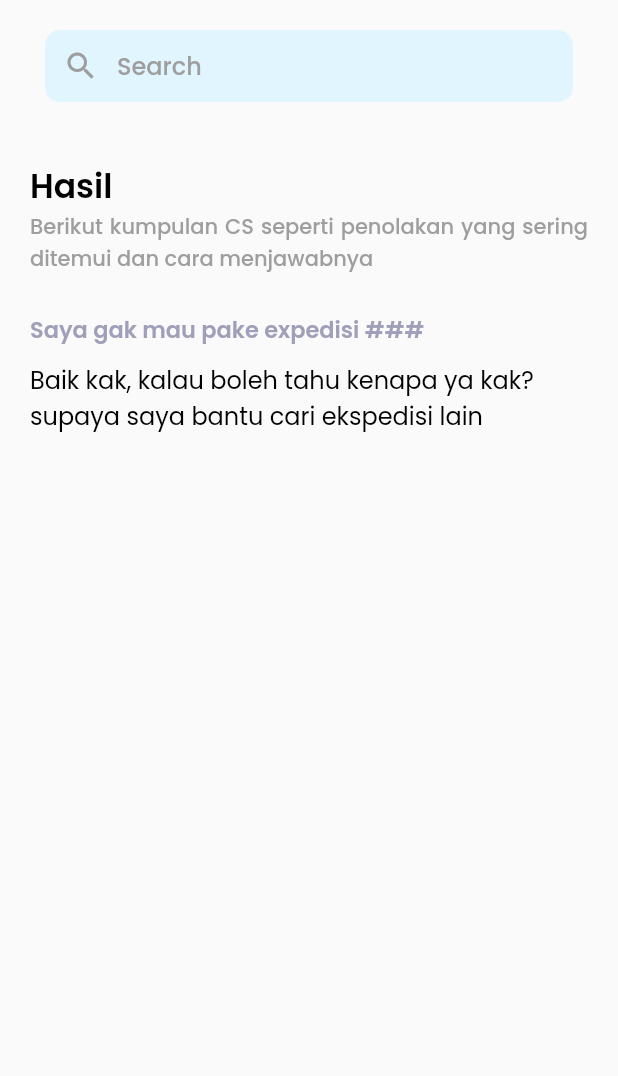
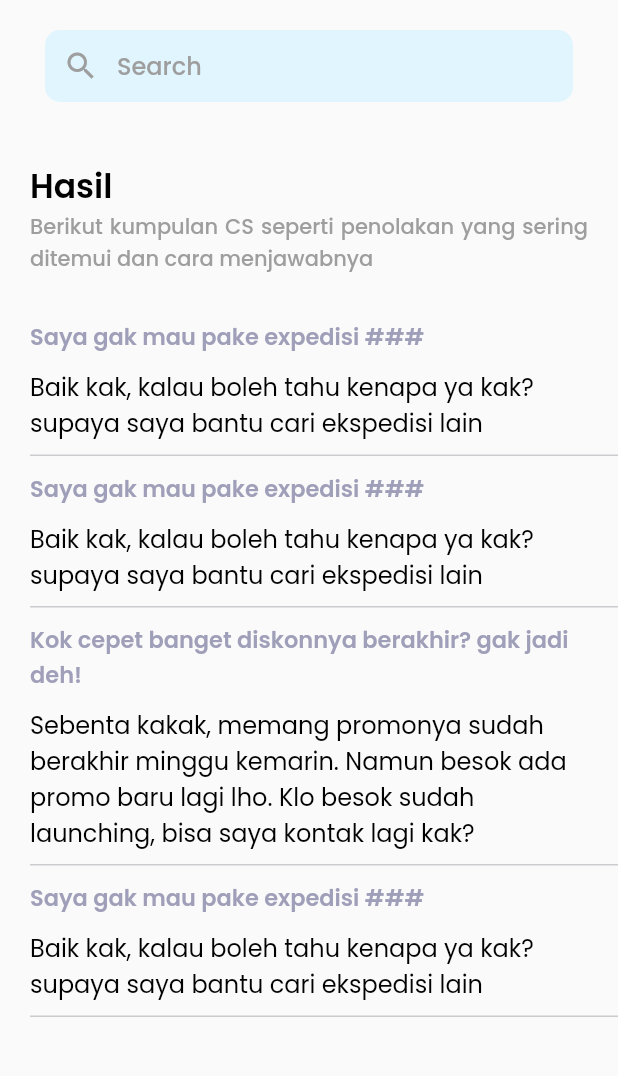
Before and after one commit to finpangestu/kamus_cs, a Flutter app: the screen it shows after launch, on a phone screen of 412 x 824 dp, the part 84-1160 px from its top. Run offline on Flutter 3.47's test engine with Material 2 defaults, Android fonts, the phone set to English and light mode, and no system bars; drawn by our look-alikes of flutter_slidable; statements that could not run were skipped.

Commit message:
add slideable package and being used

```diff
--- a/lib/views/list_kamus_cs.dart
+++ b/lib/views/list_kamus_cs.dart
@@ -1,4 +1,4 @@
-// ignore_for_file: unnecessary_null_comparison, non_constant_identifier_names, prefer_typing_uninitialized_variables, prefer_const_constructors
+// ignore_for_file: prefer_const_constructors
 
 import 'package:flutter/material.dart';
 import 'package:kamus_cs/views/widgets/list_kamus_card.dart';
@@ -18,18 +18,18 @@ class _ListKamusCSState extends State<ListKamusCS> {
         elevation: 0,
         centerTitle: true,
         flexibleSpace: Container(
-          decoration: const BoxDecoration(
+          decoration: BoxDecoration(
             color: Colors.white,
           ),
         ),
         leading: IconButton(
           iconSize: 25,
-          padding: const EdgeInsets.only(left: 20),
-          icon: const Icon(Icons.arrow_back_ios),
-          color: const Color.fromARGB(254, 0, 174, 255),
+          padding: EdgeInsets.only(left: 20),
+          icon: Icon(Icons.arrow_back_ios),
+          color: Color.fromARGB(254, 0, 174, 255),
           onPressed: () {},
         ),
-        title: const Text(
+        title: Text(
           'List Kamus CS',
           style: TextStyle(
             fontFamily: 'Poppins',
@@ -42,18 +42,18 @@ class _ListKamusCSState extends State<ListKamusCS> {
       body: ListView(
         children: [
           Container(
-            margin: const EdgeInsets.fromLTRB(30, 20, 30, 20),
+            margin: EdgeInsets.fromLTRB(30, 20, 30, 20),
             child: TextField(
               decoration: InputDecoration(
-                contentPadding: const EdgeInsets.all(0),
+                contentPadding: EdgeInsets.all(0),
                 fillColor: Colors.lightBlue[50],
                 filled: true,
-                prefixIcon: const Icon(
+                prefixIcon: Icon(
                   Icons.search,
                   color: Colors.grey,
                 ),
                 hintText: 'Search',
-                hintStyle: const TextStyle(
+                hintStyle: TextStyle(
                   fontFamily: 'Poppins',
                   fontSize: 16,
                   color: Colors.grey,
@@ -97,6 +97,21 @@ class _ListKamusCSState extends State<ListKamusCS> {
             description:
                 'Baik kak, kalau boleh tahu kenapa ya kak? supaya saya bantu cari ekspedisi lain',
           ),
+          ListCard(
+            title: 'Saya gak mau pake expedisi ###',
+            description:
+                'Baik kak, kalau boleh tahu kenapa ya kak? supaya saya bantu cari ekspedisi lain',
+          ),
+          ListCard(
+            title: 'Kok cepet banget diskonnya berakhir? gak jadi deh!',
+            description:
+                'Sebenta kakak, memang promonya sudah berakhir minggu kemarin. Namun besok ada promo baru lagi lho. Klo besok sudah launching, bisa saya kontak lagi kak?',
+          ),
+          ListCard(
+            title: 'Saya gak mau pake expedisi ###',
+            description:
+                'Baik kak, kalau boleh tahu kenapa ya kak? supaya saya bantu cari ekspedisi lain',
+          ),
         ],
       ),
     );
--- a/lib/views/widgets/list_kamus_card.dart
+++ b/lib/views/widgets/list_kamus_card.dart
@@ -1,11 +1,13 @@
-// ignore_for_file: public_member_api_docs, sort_constructors_first
+// ignore_for_file: prefer_const_constructors, prefer_const_constructors_in_immutables, prefer_const_literals_to_create_immutables
+
 import 'package:flutter/material.dart';
+import 'package:flutter_slidable/flutter_slidable.dart';
 
 class ListCard extends StatelessWidget {
   final String title;
   final String description;
 
-  const ListCard({
+  ListCard({
     Key? key,
     required this.title,
     required this.description,
@@ -13,16 +15,49 @@ class ListCard extends StatelessWidget {
 
   @override
   Widget build(BuildContext context) {
-    return Container(
-      padding: const EdgeInsets.fromLTRB(20, 5, 20, 5),
+    return Slidable(
+      key: ValueKey(0),
+
+      endActionPane: ActionPane(
+        motion: DrawerMotion(),
+        children: [
+          SlidableAction(
+              // An action can be bigger than the others.
+              flex: 1,
+              onPressed: null,
+              backgroundColor: Color.fromARGB(254, 125, 125, 125),
+              foregroundColor: Colors.white,
+              icon: Icons.copy),
+          SlidableAction(
+            // An action can be bigger than the others.
+            flex: 1,
+            onPressed: null,
+            backgroundColor: Color.fromARGB(254, 54, 153, 255),
+            foregroundColor: Colors.white,
+            icon: Icons.edit_note,
+          ),
+          SlidableAction(
+            // An action can be bigger than the others.
+            flex: 1,
+            onPressed: null,
+            backgroundColor: Color.fromARGB(254, 37, 211, 102),
+            foregroundColor: Colors.white,
+            icon: Icons.whatsapp,
+          ),
+        ],
+      ),
+
+      //box
+      child: Container(
+        padding: EdgeInsets.fromLTRB(20, 0, 0, 0),
         child: Column(
           crossAxisAlignment: CrossAxisAlignment.start,
           children: [
             Padding(
-            padding: const EdgeInsets.fromLTRB(0, 0, 0, 10),
+              padding: EdgeInsets.fromLTRB(0, 10, 20, 10),
               child: Text(
                 title,
-              style: const TextStyle(
+                style: TextStyle(
                   fontFamily: 'Poppins',
                   fontSize: 15,
                   color: Color.fromARGB(254, 159, 159, 185),
@@ -30,15 +65,24 @@ class ListCard extends StatelessWidget {
                 ),
               ),
             ),
-          Text(
+            Padding(
+              padding: const EdgeInsets.fromLTRB(0, 0, 20, 10),
+              child: Text(
                 description,
-            style: const TextStyle(
+                style: TextStyle(
                   fontFamily: 'Poppins',
                   fontSize: 16,
                   color: Colors.black,
                 ),
               ),
+            ),
+            Divider(
+              thickness: 1,
+              color: Color.fromARGB(253, 204, 204, 207),
+              height: 0,
+            ),
           ],
+        ),
       ),
     );
   }
--- a/pubspec.yaml
+++ b/pubspec.yaml
@@ -33,6 +33,7 @@ dependencies:
   # The following adds the Cupertino Icons font to your application.
   # Use with the CupertinoIcons class for iOS style icons.
   cupertino_icons: ^1.0.2
+  flutter_slidable: ^2.0.0
 
 
 dev_dependencies:
```
Also changed, not shown: pubspec.lock, 1 other file. Lines whose indentation alone changed are shown as unchanged.
